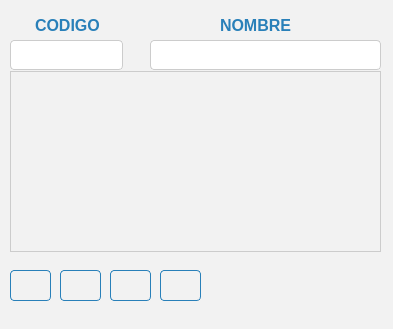
Qt form Inventario de almacen/ui/FrmClientes.ui (CodeDrTech/DevelopPython) before a commit.
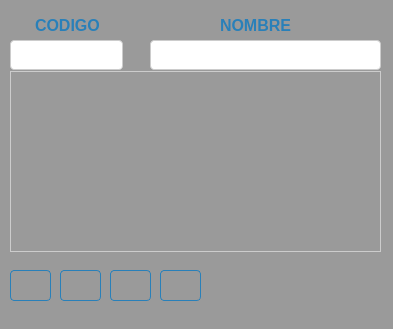
The same form after that commit. Icons and pictures are not drawn.

```diff
--- a/Inventario de almacen/ui/FrmClientes.ui
+++ b/Inventario de almacen/ui/FrmClientes.ui
@@ -18,7 +18,7 @@
   </property>
   <property name="styleSheet">
    <string notr="true">QWidget {
-    background-color: #f2f2f2;
+    background-color: #9a9a9a;
 }
 </string>
   </property>
@@ -41,7 +41,7 @@
     </property>
     <property name="styleSheet">
      <string notr="true">QWidget {
-    background-color: #f2f2f2;
+    background-color: #9a9a9a;
 }
 
 QLabel {
@@ -153,7 +153,7 @@
     </property>
     <property name="styleSheet">
      <string notr="true">QWidget {
-    background-color: #f2f2f2;
+    background-color: #9a9a9a;
 }
 
 QLabel {
@@ -256,9 +256,15 @@
       <height>181</height>
      </rect>
     </property>
+    <property name="sizePolicy">
+     <sizepolicy hsizetype="Expanding" vsizetype="Expanding">
+      <horstretch>0</horstretch>
+      <verstretch>0</verstretch>
+     </sizepolicy>
+    </property>
     <property name="styleSheet">
      <string notr="true">QTableView {
-    background-color: #f2f2f2;
+    background-color: #9a9a9a;
     border: 1px solid #cccccc;
     selection-background-color: #3498db;
     selection-color: #ffffff;
```
